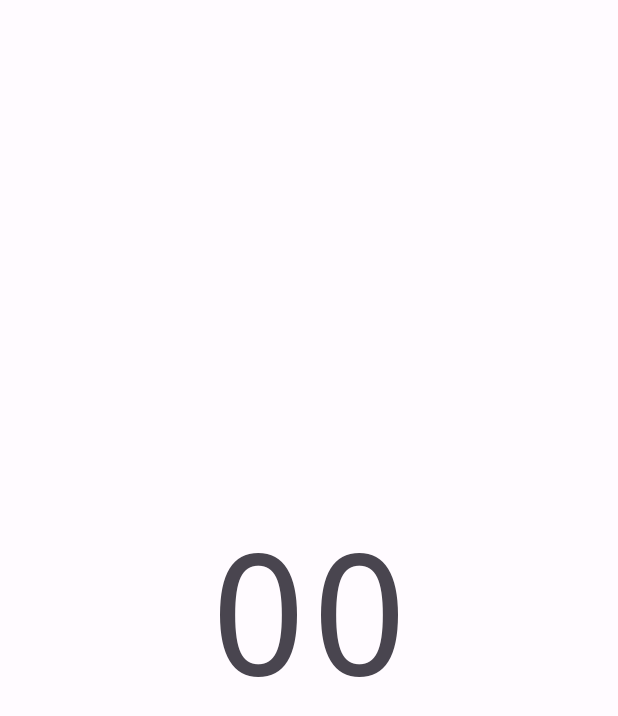
After one commit to Aehronburn/Pomodoro-widget, an Android app: the layout control_widget_tiny.xml on its own in the app's theme, with its tools: preview values and no code run, on a phone screen of 412 x 824 dp. The commit adds this screen. Shown: the top 716 px of the screen. Run offline under Robolectric (Android 15) with nearby library versions, the phone set to English and light mode, and no system bars.

Commit message:
Tiny control layout

```diff
--- a/app/src/main/res/drawable/circle_stroke_small.xml
+++ b/app/src/main/res/drawable/circle_stroke_small.xml
@@ -4,7 +4,7 @@
     android:shape="oval"
     >
     <stroke
-        android:width="1dp"
+        android:width="2dp"
         android:color="?colorTertiaryContainer"/>
     <!-- TODO colore dinamico -->
     <!--fill
--- /dev/null
+++ b/app/src/main/res/layout/control_widget_tiny.xml
@@ -0,0 +1,24 @@
+<?xml version="1.0" encoding="utf-8"?>
+<RelativeLayout xmlns:android="http://schemas.android.com/apk/res/android"
+    xmlns:tools="http://schemas.android.com/tools"
+    android:id="@+id/controlWidgetLayoutRoot"
+    android:layout_width="match_parent"
+    android:layout_height="match_parent"
+    android:orientation="vertical"
+    android:gravity="center"
+    android:background="?android:attr/colorBackground"
+    android:theme="@style/AppTheme"
+    >
+    <TextView
+        android:layout_width="match_parent"
+        android:layout_height="match_parent"
+        android:gravity="center"
+        android:maxLines="1"
+        android:id="@+id/tv"
+        android:padding="0dp"
+        android:autoSizeTextType="uniform"
+        android:fontFamily="monospace"
+        android:includeFontPadding="false"
+        tools:text="00"
+        />
+</RelativeLayout>
```
Also changed, not shown: app/src/main/java/it/unipd/dei/esp2023/control_widget/ControlWidgetProvider.kt (+17 -4 lines).
